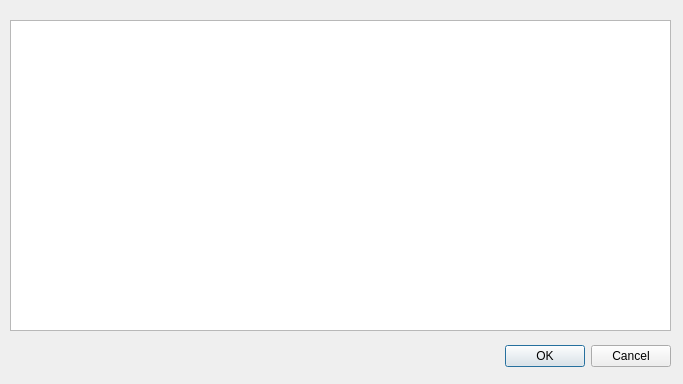
Above: newtunneldialog.ui from ouilol/WireguardManagerQT before the change. Below: the same form after it.
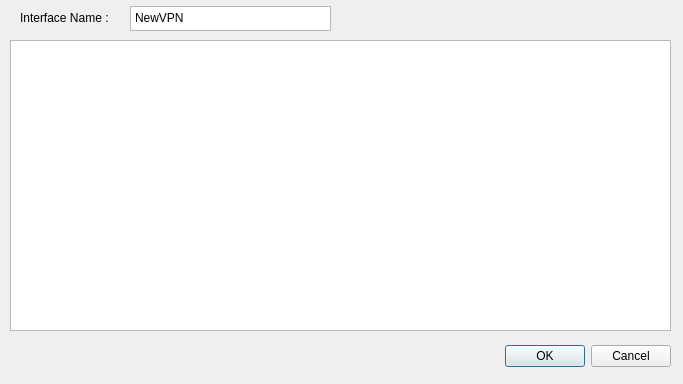
That is the form after the change.

```diff
--- a/newtunneldialog.ui
+++ b/newtunneldialog.ui
@@ -33,10 +33,43 @@
    <property name="geometry">
     <rect>
      <x>10</x>
-     <y>20</y>
+     <y>40</y>
      <width>661</width>
-     <height>311</height>
+     <height>291</height>
     </rect>
+   </property>
+   <property name="placeholderText">
+    <string/>
+   </property>
+  </widget>
+  <widget class="QTextEdit" name="txtInterfaceName">
+   <property name="geometry">
+    <rect>
+     <x>130</x>
+     <y>6</y>
+     <width>201</width>
+     <height>25</height>
+    </rect>
+   </property>
+   <property name="html">
+    <string>&lt;!DOCTYPE HTML PUBLIC &quot;-//W3C//DTD HTML 4.0//EN&quot; &quot;http://www.w3.org/TR/REC-html40/strict.dtd&quot;&gt;
+&lt;html&gt;&lt;head&gt;&lt;meta name=&quot;qrichtext&quot; content=&quot;1&quot; /&gt;&lt;style type=&quot;text/css&quot;&gt;
+p, li { white-space: pre-wrap; }
+&lt;/style&gt;&lt;/head&gt;&lt;body style=&quot; font-family:'Sans Serif'; font-size:9pt; font-weight:400; font-style:normal;&quot;&gt;
+&lt;p style=&quot; margin-top:0px; margin-bottom:0px; margin-left:0px; margin-right:0px; -qt-block-indent:0; text-indent:0px;&quot;&gt;NewVPN&lt;/p&gt;&lt;/body&gt;&lt;/html&gt;</string>
+   </property>
+  </widget>
+  <widget class="QLabel" name="label">
+   <property name="geometry">
+    <rect>
+     <x>20</x>
+     <y>10</y>
+     <width>111</width>
+     <height>16</height>
+    </rect>
+   </property>
+   <property name="text">
+    <string>Interface Name :</string>
    </property>
   </widget>
  </widget>
```
Left out of the diff: 32 changed lines with no effect on the pictures.
